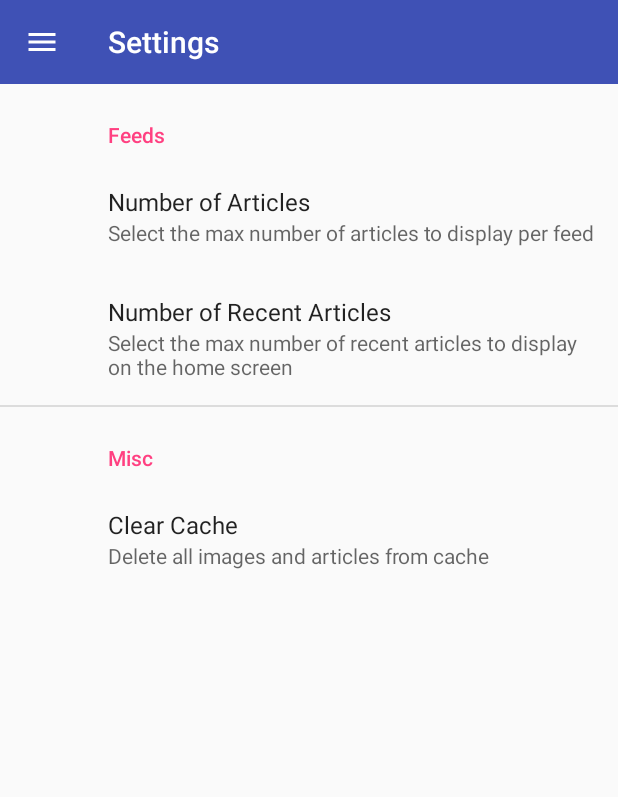
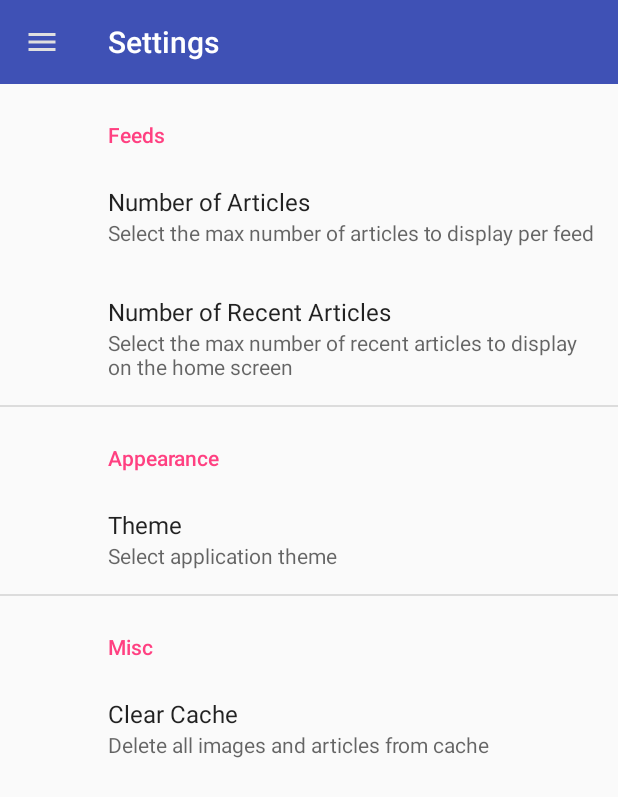
Before and after one commit to haakonleg/android-rss-reader, an Android app: the fragment SettingsFragment placed in its activity, on a phone screen of 412 x 824 dp. Shown: the top 797 px of the screen. Run offline under Robolectric (Android 15) with nearby library versions, the phone set to English and light mode, and no system bars; our stand-ins replace Room's generated code, androidx.preference.

Commit message:
Added amoled theme

```diff
--- a/app/src/main/java/hakkon/android_rss_reader/HomeActivity.java
+++ b/app/src/main/java/hakkon/android_rss_reader/HomeActivity.java
@@ -34,10 +34,17 @@ public class HomeActivity extends AppCompatActivity implements FragmentManager.O
 
     @Override
     protected void onCreate(Bundle savedInstanceState) {
+        // Set default prefs and theme
+        PreferenceManager.setDefaultValues(this, R.xml.preferences, true);
+        String theme = PreferenceManager.getDefaultSharedPreferences(this)
+                .getString("selected_theme", getString(R.string.pref_theme_default));
+        if (theme.equals("dark"))
+            setTheme(R.style.AppThemeDark);
+        else
+            setTheme(R.style.AppTheme);
+
         super.onCreate(savedInstanceState);
         setContentView(R.layout.activity_home);
-
-        PreferenceManager.setDefaultValues(this, R.xml.preferences, true);
 
         // Set up actionbar
         Toolbar toolbar = findViewById(R.id.toolbar);
--- a/app/src/main/java/hakkon/android_rss_reader/SettingsFragment.java
+++ b/app/src/main/java/hakkon/android_rss_reader/SettingsFragment.java
@@ -1,6 +1,7 @@
 package hakkon.android_rss_reader;
 
 import android.os.Bundle;
+import android.support.v7.preference.ListPreference;
 import android.support.v7.preference.Preference;
 import android.support.v7.preference.PreferenceFragmentCompat;
 
@@ -26,6 +27,13 @@ public class SettingsFragment extends PreferenceFragmentCompat {
             ThreadPool.getInstance().execute(task);
             return true;
         });
+
+        ListPreference theme = (ListPreference) findPreference("selected_theme");
+        theme.setOnPreferenceChangeListener((preference, newValue) -> {
+            getActivity().getSupportFragmentManager().popBackStack();
+            getActivity().recreate();
+            return true;
+        });
     }
 
 
--- a/app/src/main/res/drawable/ic_add_24dp.xml
+++ b/app/src/main/res/drawable/ic_add_24dp.xml
@@ -4,6 +4,6 @@
         android:viewportWidth="24.0"
         android:viewportHeight="24.0">
     <path
-        android:fillColor="@color/white"
+        android:fillColor="@color/lightgrey"
         android:pathData="M19,13h-6v6h-2v-6H5v-2h6V5h2v6h6v2z"/>
 </vector>
--- a/app/src/main/res/drawable/ic_arrow_back_24dp.xml
+++ b/app/src/main/res/drawable/ic_arrow_back_24dp.xml
@@ -4,6 +4,6 @@
         android:viewportWidth="24.0"
         android:viewportHeight="24.0">
     <path
-        android:fillColor="@color/white"
+        android:fillColor="@color/lightgrey"
         android:pathData="M20,11H7.83l5.59,-5.59L12,4l-8,8 8,8 1.41,-1.41L7.83,13H20v-2z"/>
 </vector>
--- a/app/src/main/res/drawable/ic_globe_24dp.xml
+++ b/app/src/main/res/drawable/ic_globe_24dp.xml
@@ -4,6 +4,6 @@
         android:viewportWidth="24.0"
         android:viewportHeight="24.0">
     <path
-        android:fillColor="@color/white"
+        android:fillColor="@color/lightgrey"
         android:pathData="M12,2C6.48,2 2,6.48 2,12s4.48,10 10,10 10,-4.48 10,-10S17.52,2 12,2zM11,19.93c-3.95,-0.49 -7,-3.85 -7,-7.93 0,-0.62 0.08,-1.21 0.21,-1.79L9,15v1c0,1.1 0.9,2 2,2v1.93zM17.9,17.39c-0.26,-0.81 -1,-1.39 -1.9,-1.39h-1v-3c0,-0.55 -0.45,-1 -1,-1L8,12v-2h2c0.55,0 1,-0.45 1,-1L11,7h2c1.1,0 2,-0.9 2,-2v-0.41c2.93,1.19 5,4.06 5,7.41 0,2.08 -0.8,3.97 -2.1,5.39z"/>
 </vector>
--- a/app/src/main/res/drawable/ic_home_24dp.xml
+++ b/app/src/main/res/drawable/ic_home_24dp.xml
@@ -4,6 +4,6 @@
         android:viewportWidth="24.0"
         android:viewportHeight="24.0">
     <path
-        android:fillColor="@color/black"
+        android:fillColor="?navIconColor"
         android:pathData="M10,20v-6h4v6h5v-8h3L12,3 2,12h3v8z"/>
 </vector>
--- a/app/src/main/res/drawable/ic_menu_24dp.xml
+++ b/app/src/main/res/drawable/ic_menu_24dp.xml
@@ -4,6 +4,6 @@
         android:viewportWidth="24.0"
         android:viewportHeight="24.0">
     <path
-        android:fillColor="@color/white"
+        android:fillColor="@color/lightgrey"
         android:pathData="M3,18h18v-2L3,16v2zM3,13h18v-2L3,11v2zM3,6v2h18L21,6L3,6z"/>
 </vector>
--- a/app/src/main/res/drawable/ic_refresh_24dp.xml
+++ b/app/src/main/res/drawable/ic_refresh_24dp.xml
@@ -4,6 +4,6 @@
         android:viewportWidth="24.0"
         android:viewportHeight="24.0">
     <path
-        android:fillColor="@color/white"
+        android:fillColor="@color/lightgrey"
         android:pathData="M17.65,6.35C16.2,4.9 14.21,4 12,4c-4.42,0 -7.99,3.58 -7.99,8s3.57,8 7.99,8c3.73,0 6.84,-2.55 7.73,-6h-2.08c-0.82,2.33 -3.04,4 -5.65,4 -3.31,0 -6,-2.69 -6,-6s2.69,-6 6,-6c1.66,0 3.14,0.69 4.22,1.78L13,11h7V4l-2.35,2.35z"/>
 </vector>
--- a/app/src/main/res/drawable/ic_rss_feed_24dp.xml
+++ b/app/src/main/res/drawable/ic_rss_feed_24dp.xml
@@ -4,9 +4,9 @@
         android:viewportWidth="24.0"
         android:viewportHeight="24.0">
     <path
-        android:fillColor="#FF000000"
+        android:fillColor="?navIconColor"
         android:pathData="M6.18,17.82m-2.18,0a2.18,2.18 0,1 1,4.36 0a2.18,2.18 0,1 1,-4.36 0"/>
     <path
-        android:fillColor="#FF000000"
+        android:fillColor="?navIconColor"
         android:pathData="M4,4.44v2.83c7.03,0 12.73,5.7 12.73,12.73h2.83c0,-8.59 -6.97,-15.56 -15.56,-15.56zM4,10.1v2.83c3.9,0 7.07,3.17 7.07,7.07h2.83c0,-5.47 -4.43,-9.9 -9.9,-9.9z"/>
 </vector>
--- a/app/src/main/res/drawable/ic_settings_24dp.xml
+++ b/app/src/main/res/drawable/ic_settings_24dp.xml
@@ -4,6 +4,6 @@
         android:viewportWidth="24.0"
         android:viewportHeight="24.0">
     <path
-        android:fillColor="#FF000000"
+        android:fillColor="?navIconColor"
         android:pathData="M19.43,12.98c0.04,-0.32 0.07,-0.64 0.07,-0.98s-0.03,-0.66 -0.07,-0.98l2.11,-1.65c0.19,-0.15 0.24,-0.42 0.12,-0.64l-2,-3.46c-0.12,-0.22 -0.39,-0.3 -0.61,-0.22l-2.49,1c-0.52,-0.4 -1.08,-0.73 -1.69,-0.98l-0.38,-2.65C14.46,2.18 14.25,2 14,2h-4c-0.25,0 -0.46,0.18 -0.49,0.42l-0.38,2.65c-0.61,0.25 -1.17,0.59 -1.69,0.98l-2.49,-1c-0.23,-0.09 -0.49,0 -0.61,0.22l-2,3.46c-0.13,0.22 -0.07,0.49 0.12,0.64l2.11,1.65c-0.04,0.32 -0.07,0.65 -0.07,0.98s0.03,0.66 0.07,0.98l-2.11,1.65c-0.19,0.15 -0.24,0.42 -0.12,0.64l2,3.46c0.12,0.22 0.39,0.3 0.61,0.22l2.49,-1c0.52,0.4 1.08,0.73 1.69,0.98l0.38,2.65c0.03,0.24 0.24,0.42 0.49,0.42h4c0.25,0 0.46,-0.18 0.49,-0.42l0.38,-2.65c0.61,-0.25 1.17,-0.59 1.69,-0.98l2.49,1c0.23,0.09 0.49,0 0.61,-0.22l2,-3.46c0.12,-0.22 0.07,-0.49 -0.12,-0.64l-2.11,-1.65zM12,15.5c-1.93,0 -3.5,-1.57 -3.5,-3.5s1.57,-3.5 3.5,-3.5 3.5,1.57 3.5,3.5 -1.57,3.5 -3.5,3.5z"/>
 </vector>
--- a/app/src/main/res/layout/activity_home.xml
+++ b/app/src/main/res/layout/activity_home.xml
@@ -17,12 +17,9 @@
             android:id="@+id/toolbar"
             android:layout_width="match_parent"
             android:layout_height="?attr/actionBarSize"
-            android:background="?attr/colorPrimary"
-            app:title="@string/app_name"
-            app:titleTextColor="@color/white"
             android:paddingStart="0dp"
-            android:paddingEnd="10dp"
-            android:theme="@style/ThemeOverlay.AppCompat.ActionBar"/>
+            android:paddingEnd="15dp"
+            android:theme="?toolbarTheme"/>
 
         <FrameLayout
             android:id="@+id/content_layout"
@@ -51,6 +48,7 @@
             android:id="@+id/nav_add_feed_btn"
             app:fabSize="normal"
             app:borderWidth="0dp"
+            android:backgroundTint="@color/pink"
             android:layout_width="wrap_content"
             android:layout_height="wrap_content"
             android:layout_gravity="end|bottom"
--- a/app/src/main/res/layout/feed_item_view.xml
+++ b/app/src/main/res/layout/feed_item_view.xml
@@ -1,12 +1,10 @@
 <?xml version="1.0" encoding="utf-8"?>
 <LinearLayout xmlns:android="http://schemas.android.com/apk/res/android"
-    xmlns:app="http://schemas.android.com/apk/res-auto"
     android:layout_width="match_parent"
     android:layout_height="wrap_content">
 
     <android.support.v7.widget.CardView
         android:id="@+id/feed_item_card"
-        xmlns:card_view="http://schemas.android.com/apk/res-auto"
         android:layout_width="match_parent"
         android:layout_height="wrap_content"
         android:layout_marginStart="5dp"
@@ -15,9 +13,7 @@
         android:foreground="?android:attr/selectableItemBackground"
         android:clickable="true"
         android:focusable="true"
-        card_view:cardBackgroundColor="@color/white"
-        card_view:cardElevation="2dp"
-        card_view:contentPadding="5dp">
+        style="?cardViewTheme">
 
         <RelativeLayout
             android:layout_width="match_parent"
--- a/app/src/main/res/layout/fragment_view_article.xml
+++ b/app/src/main/res/layout/fragment_view_article.xml
@@ -1,7 +1,6 @@
 <?xml version="1.0" encoding="utf-8"?>
 <FrameLayout xmlns:android="http://schemas.android.com/apk/res/android"
     xmlns:app="http://schemas.android.com/apk/res-auto"
-    xmlns:tools="http://schemas.android.com/tools"
     android:layout_width="match_parent"
     android:layout_height="match_parent">
 
--- a/app/src/main/res/layout/nav_item_view.xml
+++ b/app/src/main/res/layout/nav_item_view.xml
@@ -21,5 +21,5 @@
         android:layout_marginTop="3dp"
         android:layout_toEndOf="@id/icon_img"
         android:text="FEED_NAME"
-        android:textSize="16sp" />
+        android:textAppearance="@android:style/TextAppearance.Material" />
 </RelativeLayout>
--- /dev/null
+++ b/app/src/main/res/values/attrs.xml
@@ -0,0 +1,6 @@
+<?xml version="1.0" encoding="utf-8"?>
+<resources>
+    <attr name="navIconColor" format="reference|color"/>
+    <attr name="toolbarTheme" format="reference"/>
+    <attr name="cardViewTheme" format="reference"/>
+</resources>
--- a/app/src/main/res/values/colors.xml
+++ b/app/src/main/res/values/colors.xml
@@ -6,5 +6,7 @@
     <color name="windowBackground">#FAFAFA</color>
     <color name="white">#FFFFFF</color>
     <color name="black">#000000</color>
+    <color name="lightgrey">#E0E0E0</color>
     <color name="green">#4CAF50</color>
+    <color name="pink">#E91E63</color>
 </resources>
--- a/app/src/main/res/values/strings.xml
+++ b/app/src/main/res/values/strings.xml
@@ -31,12 +31,22 @@
         <item>100</item>
     </string-array>
     <string name="pref_max_articles_default">25</string>
-
     <string name="pref_max_recent_articles_title">Number of Recent Articles</string>
     <string name="pref_max_recent_articles_summary">Select the max number of recent articles to display on the home screen</string>
     <string name="pref_max_recent_articles_default">50</string>
-
     <string name="pref_misc">Misc</string>
     <string name="pref_clear_cache_title">Clear Cache</string>
     <string name="pref_clear_cache_summary">Delete all images and articles from cache</string>
+    <string name="pref_appearance">Appearance</string>
+    <string name="pref_theme_title">Theme</string>
+    <string name="pref_theme_summary">Select application theme</string>
+    <string-array name="pref_theme_entries">
+        <item>Default</item>
+        <item>Dark/AMOLED</item>
+    </string-array>
+    <string-array name="pref_theme_values">
+        <item>light</item>
+        <item>dark</item>
+    </string-array>
+    <string name="pref_theme_default">light</string>
 </resources>
--- a/app/src/main/res/values/styles.xml
+++ b/app/src/main/res/values/styles.xml
@@ -5,7 +5,46 @@
         <item name="colorPrimaryDark">@color/colorPrimaryDark</item>
         <item name="colorAccent">@color/colorAccent</item>
         <item name="android:windowBackground">@color/windowBackground</item>
+        <item name="navIconColor">@color/black</item>
         <item name="preferenceTheme">@style/PreferenceThemeOverlay.v14.Material</item>
+        <item name="toolbarTheme">@style/ActionBar</item>
+        <item name="cardViewTheme">@style/CardView</item>
+    </style>
+
+    <style name="AppThemeDark" parent="Theme.AppCompat.NoActionBar">
+        <item name="colorPrimary">@color/black</item>
+        <item name="colorPrimaryDark">@color/black</item>
+        <item name="colorAccent">@color/white</item>
+        <item name="android:windowBackground">@color/black</item>
+        <item name="android:textColorPrimary">@color/lightgrey</item>
+        <item name="navIconColor">@color/lightgrey</item>
+        <item name="preferenceTheme">@style/PreferenceThemeOverlay.v14.Material</item>
+        <item name="toolbarTheme">@style/ActionBarDark</item>
+        <item name="cardViewTheme">@style/CardViewDark</item>
+    </style>
+
+    <style name="ActionBar" parent="Widget.AppCompat.Light.ActionBar">
+        <item name="android:title">@string/app_name</item>
+        <item name="titleTextColor">@color/white</item>
+        <item name="android:background">@color/colorPrimary</item>
+    </style>
+
+    <style name="ActionBarDark" parent="Widget.AppCompat.ActionBar">
+        <item name="android:title">@string/app_name</item>
+        <item name="titleTextColor">@color/lightgrey</item>
+        <item name="android:background">@color/black</item>
+    </style>
+
+    <style name="CardView" parent="CardView">
+        <item name="cardBackgroundColor">@color/white</item>
+        <item name="cardElevation">2dp</item>
+        <item name="contentPadding">5dp</item>
+    </style>
+
+    <style name="CardViewDark" parent="CardView">
+        <item name="cardBackgroundColor">@color/black</item>
+        <item name="cardElevation">2dp</item>
+        <item name="contentPadding">5dp</item>
     </style>
 
     <style name="dialog" parent="Theme.AppCompat.Light.Dialog">
--- a/app/src/main/res/xml/preferences.xml
+++ b/app/src/main/res/xml/preferences.xml
@@ -22,6 +22,20 @@
     </PreferenceCategory>
 
     <PreferenceCategory
+        android:title="@string/pref_appearance">
+
+        <ListPreference
+            android:key="selected_theme"
+            android:title="@string/pref_theme_title"
+            android:summary="@string/pref_theme_summary"
+            android:entries="@array/pref_theme_entries"
+            android:entryValues="@array/pref_theme_values"
+            android:defaultValue="@string/pref_theme_default"/>
+
+    </PreferenceCategory>
+
+
+    <PreferenceCategory
         android:title="@string/pref_misc">
 
         <Preference
```
Also changed, not shown: app/src/main/java/hakkon/android_rss_reader/ViewArticleFragment.java (+19 -6 lines).
